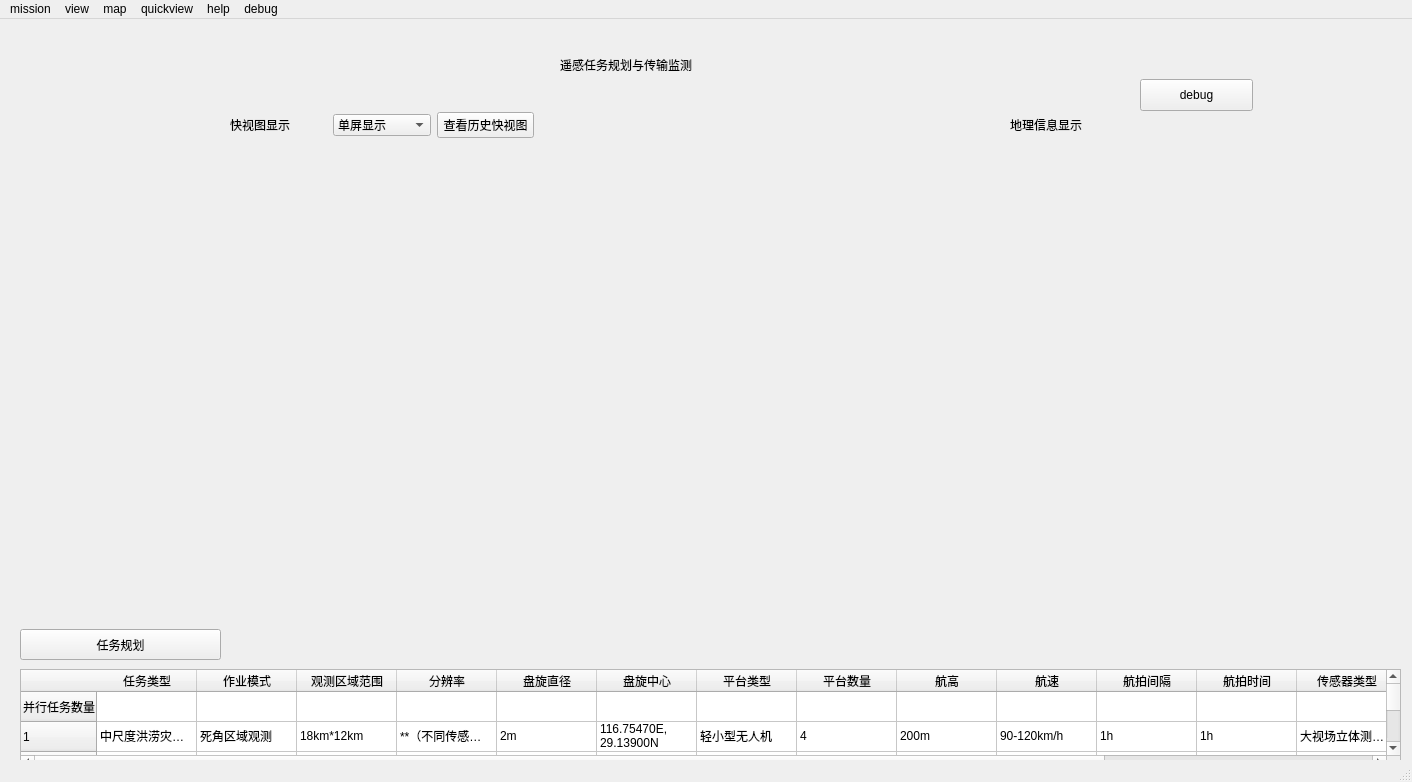
Above: main_window.ui from imbi7py/commander before the change. Below: the same form after it.
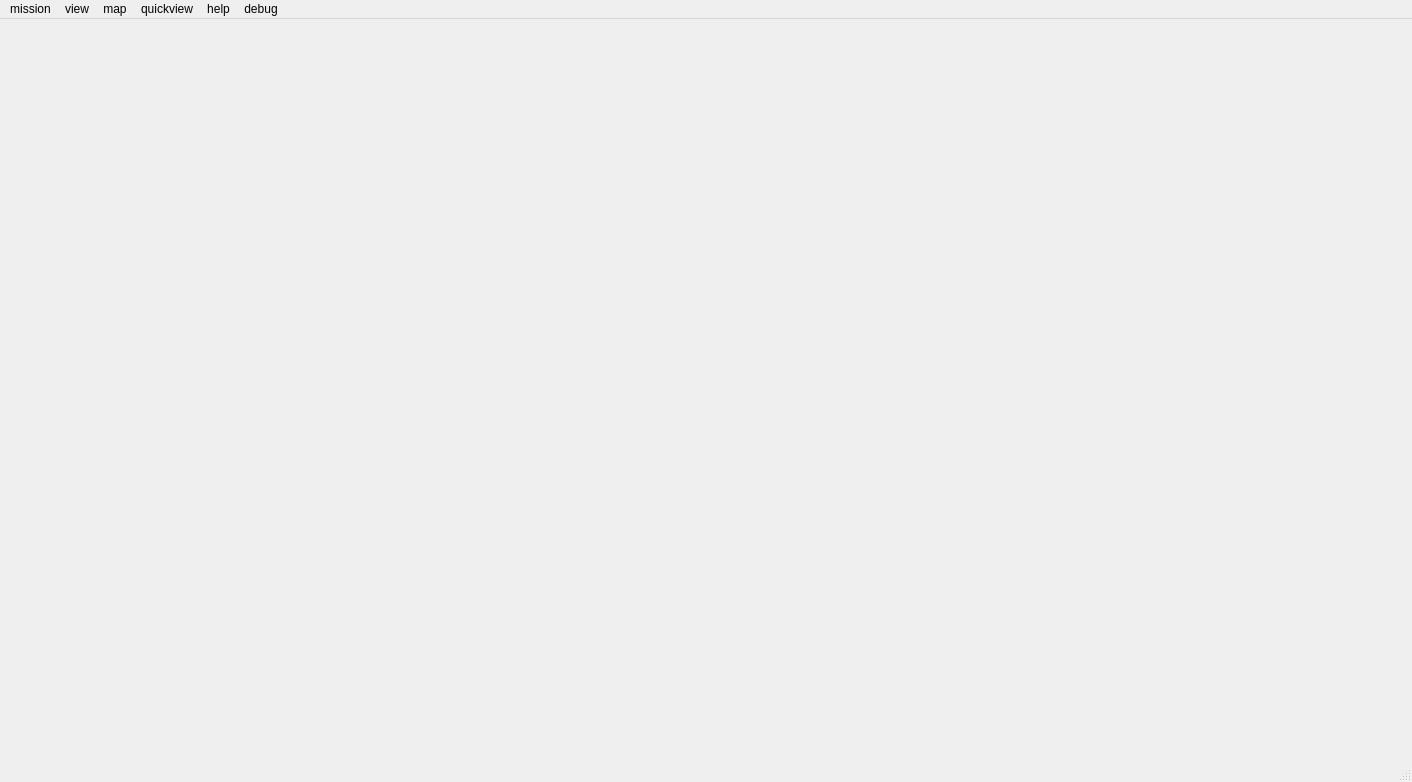
That is the form after the change.

Commit message: change main view

The edit to the form file:
```diff
--- a/main_window.ui
+++ b/main_window.ui
@@ -13,354 +13,7 @@
   <property name="windowTitle">
    <string>MainWindow</string>
   </property>
-  <widget class="QWidget" name="centralwidget">
-   <widget class="QLabel" name="label_MainWindowTitle">
-    <property name="geometry">
-     <rect>
-      <x>560</x>
-      <y>20</y>
-      <width>321</width>
-      <height>51</height>
-     </rect>
-    </property>
-    <property name="styleSheet">
-     <string notr="true">font: 14pt &quot;宋体&quot;;
-font: 20pt &quot;黑体&quot;;</string>
-    </property>
-    <property name="text">
-     <string>遥感任务规划与传输监测</string>
-    </property>
-   </widget>
-   <widget class="QLabel" name="label_Geoinfor">
-    <property name="geometry">
-     <rect>
-      <x>1010</x>
-      <y>90</y>
-      <width>121</width>
-      <height>31</height>
-     </rect>
-    </property>
-    <property name="styleSheet">
-     <string notr="true">font: 12pt &quot;宋体&quot;;</string>
-    </property>
-    <property name="text">
-     <string>地理信息显示</string>
-    </property>
-   </widget>
-   <widget class="QPushButton" name="pushButton_Createmission">
-    <property name="geometry">
-     <rect>
-      <x>20</x>
-      <y>610</y>
-      <width>201</width>
-      <height>31</height>
-     </rect>
-    </property>
-    <property name="text">
-     <string>任务规划</string>
-    </property>
-   </widget>
-   <widget class="QTableWidget" name="tableWidget_Platformcoordinates_2">
-    <property name="geometry">
-     <rect>
-      <x>20</x>
-      <y>650</y>
-      <width>1381</width>
-      <height>101</height>
-     </rect>
-    </property>
-    <property name="styleSheet">
-     <string notr="true">font: 8pt &quot;宋体&quot;;</string>
-    </property>
-    <row>
-     <property name="text">
-      <string>并行任务数量</string>
-     </property>
-    </row>
-    <row>
-     <property name="text">
-      <string>1</string>
-     </property>
-    </row>
-    <row>
-     <property name="text">
-      <string>2</string>
-     </property>
-    </row>
-    <row>
-     <property name="text">
-      <string>3</string>
-     </property>
-    </row>
-    <row>
-     <property name="text">
-      <string>4</string>
-     </property>
-    </row>
-    <row>
-     <property name="text">
-      <string>5</string>
-     </property>
-    </row>
-    <row>
-     <property name="text">
-      <string>6</string>
-     </property>
-    </row>
-    <row>
-     <property name="text">
-      <string>8</string>
-     </property>
-    </row>
-    <column>
-     <property name="text">
-      <string>任务类型</string>
-     </property>
-    </column>
-    <column>
-     <property name="text">
-      <string>作业模式</string>
-     </property>
-    </column>
-    <column>
-     <property name="text">
-      <string>观测区域范围</string>
-     </property>
-    </column>
-    <column>
-     <property name="text">
-      <string>分辨率</string>
-     </property>
-    </column>
-    <column>
-     <property name="text">
-      <string>盘旋直径</string>
-     </property>
-    </column>
-    <column>
-     <property name="text">
-      <string>盘旋中心</string>
-     </property>
-    </column>
-    <column>
-     <property name="text">
-      <string>平台类型</string>
-     </property>
-    </column>
-    <column>
-     <property name="text">
-      <string>平台数量</string>
-     </property>
-    </column>
-    <column>
-     <property name="text">
-      <string>航高</string>
-     </property>
-    </column>
-    <column>
-     <property name="text">
-      <string>航速</string>
-     </property>
-    </column>
-    <column>
-     <property name="text">
-      <string>航拍间隔</string>
-     </property>
-    </column>
-    <column>
-     <property name="text">
-      <string>航拍时间</string>
-     </property>
-    </column>
-    <column>
-     <property name="text">
-      <string>传感器类型</string>
-     </property>
-    </column>
-    <column>
-     <property name="text">
-      <string>工作波段</string>
-     </property>
-    </column>
-    <column>
-     <property name="text">
-      <string>焦距</string>
-     </property>
-    </column>
-    <item row="1" column="0">
-     <property name="text">
-      <string>中尺度洪涝灾害监测</string>
-     </property>
-    </item>
-    <item row="1" column="1">
-     <property name="text">
-      <string>死角区域观测</string>
-     </property>
-    </item>
-    <item row="1" column="2">
-     <property name="text">
-      <string>18km*12km</string>
-     </property>
-    </item>
-    <item row="1" column="3">
-     <property name="text">
-      <string>**（不同传感器要求不一样）</string>
-     </property>
-    </item>
-    <item row="1" column="4">
-     <property name="text">
-      <string>2m</string>
-     </property>
-    </item>
-    <item row="1" column="5">
-     <property name="text">
-      <string>116.75470E,29.13900N</string>
-     </property>
-    </item>
-    <item row="1" column="6">
-     <property name="text">
-      <string>轻小型无人机</string>
-     </property>
-    </item>
-    <item row="1" column="7">
-     <property name="text">
-      <string>4</string>
-     </property>
-    </item>
-    <item row="1" column="8">
-     <property name="text">
-      <string>200m</string>
-     </property>
-    </item>
-    <item row="1" column="9">
-     <property name="text">
-      <string>90-120km/h</string>
-     </property>
-    </item>
-    <item row="1" column="10">
-     <property name="text">
-      <string>1h</string>
-     </property>
-    </item>
-    <item row="1" column="11">
-     <property name="text">
-      <string>1h</string>
-     </property>
-    </item>
-    <item row="1" column="12">
-     <property name="text">
-      <string>大视场立体测绘相机、可见光、红外相机、MiniSAR</string>
-     </property>
-    </item>
-    <item row="1" column="13">
-     <property name="text">
-      <string>**</string>
-     </property>
-    </item>
-    <item row="1" column="14">
-     <property name="text">
-      <string>**</string>
-     </property>
-    </item>
-   </widget>
-   <widget class="QWidget" name="gridLayoutWidget">
-    <property name="geometry">
-     <rect>
-      <x>20</x>
-      <y>130</y>
-      <width>691</width>
-      <height>471</height>
-     </rect>
-    </property>
-    <layout class="QGridLayout" name="quickview_layout"/>
-   </widget>
-   <widget class="QWidget" name="layoutWidget">
-    <property name="geometry">
-     <rect>
-      <x>230</x>
-      <y>90</y>
-      <width>304</width>
-      <height>32</height>
-     </rect>
-    </property>
-    <layout class="QHBoxLayout" name="horizontalLayout">
-     <item>
-      <widget class="QLabel" name="label_Quickview">
-       <property name="styleSheet">
-        <string notr="true">font: 12pt &quot;宋体&quot;;</string>
-       </property>
-       <property name="text">
-        <string>快视图显示</string>
-       </property>
-      </widget>
-     </item>
-     <item>
-      <widget class="QComboBox" name="comboBox_Screenselect">
-       <property name="styleSheet">
-        <string notr="true">font: 12pt &quot;宋体&quot;;</string>
-       </property>
-       <item>
-        <property name="text">
-         <string>单屏显示</string>
-        </property>
-       </item>
-       <item>
-        <property name="text">
-         <string>双屏显示</string>
-        </property>
-       </item>
-       <item>
-        <property name="text">
-         <string>四屏显示</string>
-        </property>
-       </item>
-      </widget>
-     </item>
-     <item>
-      <widget class="QPushButton" name="show_history_quickviews_button">
-       <property name="styleSheet">
-        <string notr="true">font: 12pt &quot;宋体&quot;;</string>
-       </property>
-       <property name="text">
-        <string>查看历史快视图</string>
-       </property>
-      </widget>
-     </item>
-    </layout>
-   </widget>
-   <widget class="QPushButton" name="debugButton">
-    <property name="geometry">
-     <rect>
-      <x>1140</x>
-      <y>60</y>
-      <width>113</width>
-      <height>32</height>
-     </rect>
-    </property>
-    <property name="text">
-     <string>debug</string>
-    </property>
-   </widget>
-   <widget class="QWidget" name="gridLayoutWidget_2">
-    <property name="geometry">
-     <rect>
-      <x>720</x>
-      <y>130</y>
-      <width>681</width>
-      <height>471</height>
-     </rect>
-    </property>
-    <layout class="QGridLayout" name="gis_layout"/>
-   </widget>
-   <zorder>tableWidget_Platformcoordinates_2</zorder>
-   <zorder>label_MainWindowTitle</zorder>
-   <zorder>label_Geoinfor</zorder>
-   <zorder>pushButton_Createmission</zorder>
-   <zorder>gridLayoutWidget</zorder>
-   <zorder>layoutWidget</zorder>
-   <zorder>debugButton</zorder>
-   <zorder>gridLayoutWidget_2</zorder>
-  </widget>
+  <widget class="QWidget" name="centralwidget"/>
   <widget class="QMenuBar" name="menubar">
    <property name="geometry">
     <rect>
```
Left out of the diff: 12 changed lines with no effect on the pictures. The commit also changes 2 other files.
